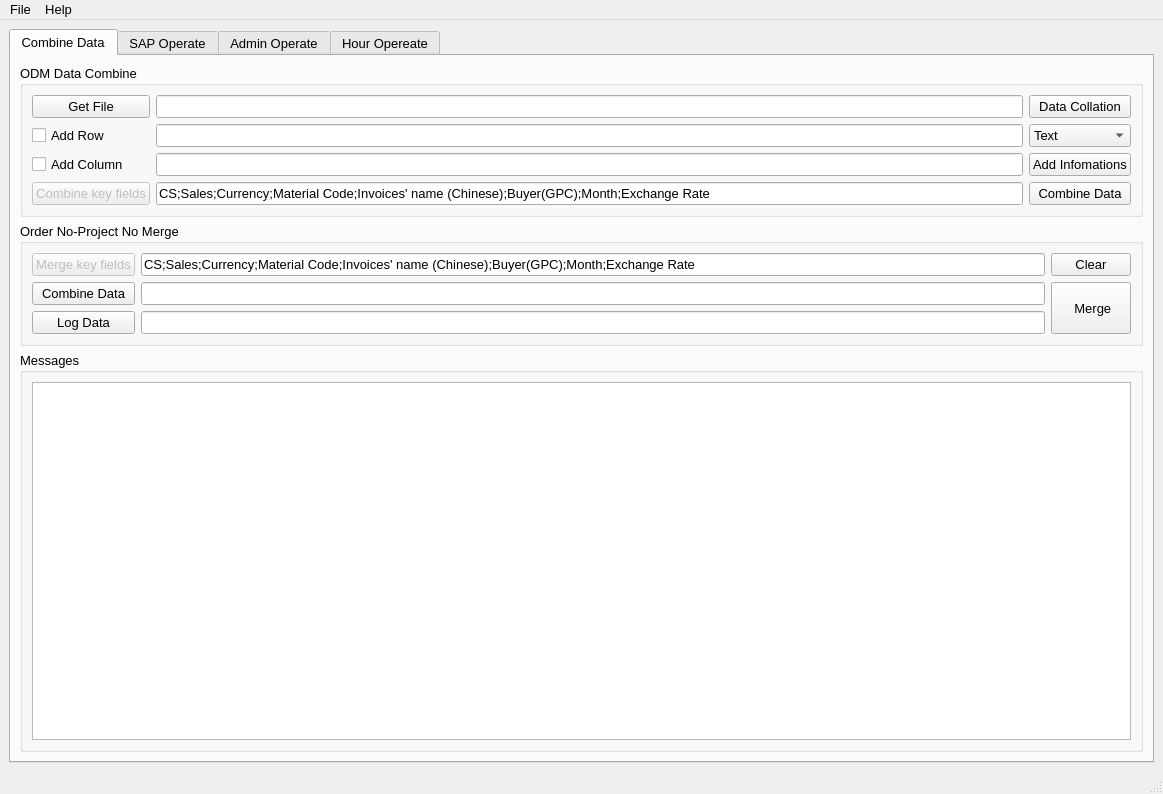
Before: the Qt Designer form Sap_Operate_Ui.ui in chen-huai/Sap_Operation_HDL, drawn with Qt 5.
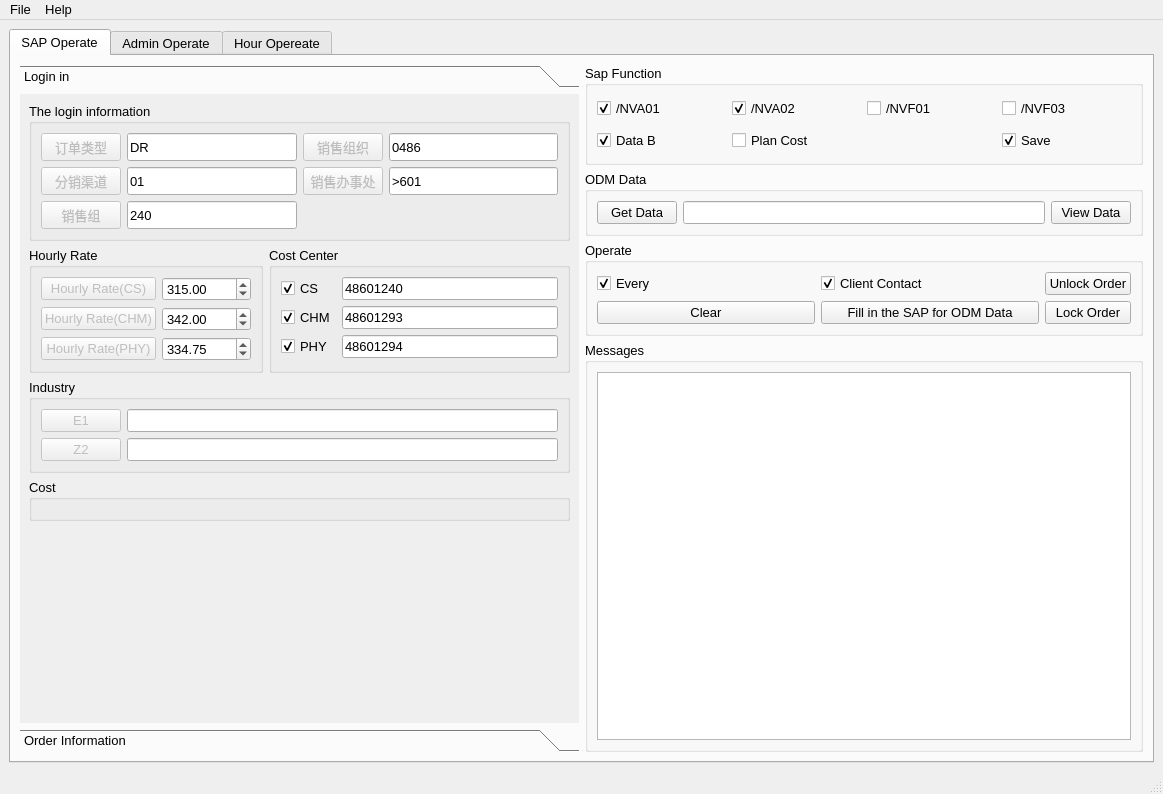
After: the same form once the commit is applied. The open tabs and pages were chosen to show the change. Icons and pictures are not drawn.

```diff
--- a/Sap_Operate_Ui.ui
+++ b/Sap_Operate_Ui.ui
@@ -34,271 +34,8 @@
     <item>
      <widget class="QTabWidget" name="tabWidget">
       <property name="currentIndex">
-       <number>1</number>
+       <number>0</number>
       </property>
-      <widget class="QWidget" name="tab_2">
-       <attribute name="title">
-        <string>Combine Data</string>
-       </attribute>
-       <layout class="QGridLayout" name="gridLayout_5">
-        <item row="1" column="0">
-         <widget class="QGroupBox" name="groupBox_9">
-          <property name="sizePolicy">
-           <sizepolicy hsizetype="Preferred" vsizetype="Fixed">
-            <horstretch>0</horstretch>
-            <verstretch>0</verstretch>
-           </sizepolicy>
-          </property>
-          <property name="title">
-           <string>Order No-Project No Merge</string>
-          </property>
-          <layout class="QGridLayout" name="gridLayout_8">
-           <item row="3" column="1">
-            <widget class="QLineEdit" name="lineEdit_9"/>
-           </item>
-           <item row="2" column="1">
-            <widget class="QLineEdit" name="lineEdit_8"/>
-           </item>
-           <item row="0" column="1">
-            <widget class="QLineEdit" name="lineEdit_16">
-             <property name="text">
-              <string>CS;Sales;Currency;Material Code;Invoices' name (Chinese);Buyer(GPC);Month;Exchange Rate</string>
-             </property>
-            </widget>
-           </item>
-           <item row="0" column="2">
-            <widget class="QPushButton" name="pushButton_20">
-             <property name="text">
-              <string>Clear</string>
-             </property>
-            </widget>
-           </item>
-           <item row="3" column="0">
-            <widget class="QPushButton" name="pushButton_24">
-             <property name="statusTip">
-              <string>选择Log数据</string>
-             </property>
-             <property name="text">
-              <string>Log Data</string>
-             </property>
-            </widget>
-           </item>
-           <item row="2" column="2" rowspan="2">
-            <widget class="QPushButton" name="pushButton_25">
-             <property name="sizePolicy">
-              <sizepolicy hsizetype="Minimum" vsizetype="Expanding">
-               <horstretch>0</horstretch>
-               <verstretch>0</verstretch>
-              </sizepolicy>
-             </property>
-             <property name="statusTip">
-              <string>Order No--Project No</string>
-             </property>
-             <property name="text">
-              <string> Merge</string>
-             </property>
-            </widget>
-           </item>
-           <item row="0" column="0">
-            <widget class="QPushButton" name="pushButton_32">
-             <property name="enabled">
-              <bool>false</bool>
-             </property>
-             <property name="sizePolicy">
-              <sizepolicy hsizetype="Minimum" vsizetype="Fixed">
-               <horstretch>0</horstretch>
-               <verstretch>0</verstretch>
-              </sizepolicy>
-             </property>
-             <property name="text">
-              <string>Merge key fields</string>
-             </property>
-            </widget>
-           </item>
-           <item row="2" column="0">
-            <widget class="QPushButton" name="pushButton_23">
-             <property name="sizePolicy">
-              <sizepolicy hsizetype="Minimum" vsizetype="Fixed">
-               <horstretch>0</horstretch>
-               <verstretch>0</verstretch>
-              </sizepolicy>
-             </property>
-             <property name="statusTip">
-              <string>选择Combine数据</string>
-             </property>
-             <property name="text">
-              <string>Combine Data</string>
-             </property>
-            </widget>
-           </item>
-          </layout>
-         </widget>
-        </item>
-        <item row="2" column="0">
-         <widget class="QGroupBox" name="groupBox_6">
-          <property name="sizePolicy">
-           <sizepolicy hsizetype="Expanding" vsizetype="Expanding">
-            <horstretch>0</horstretch>
-            <verstretch>0</verstretch>
-           </sizepolicy>
-          </property>
-          <property name="title">
-           <string>Messages</string>
-          </property>
-          <layout class="QGridLayout" name="gridLayout_6">
-           <item row="0" column="0">
-            <widget class="QTextBrowser" name="textBrowser_2">
-             <property name="minimumSize">
-              <size>
-               <width>200</width>
-               <height>230</height>
-              </size>
-             </property>
-            </widget>
-           </item>
-          </layout>
-         </widget>
-        </item>
-        <item row="0" column="0">
-         <widget class="QGroupBox" name="groupBox_7">
-          <property name="sizePolicy">
-           <sizepolicy hsizetype="Preferred" vsizetype="Minimum">
-            <horstretch>0</horstretch>
-            <verstretch>0</verstretch>
-           </sizepolicy>
-          </property>
-          <property name="title">
-           <string>ODM Data Combine</string>
-          </property>
-          <layout class="QGridLayout" name="gridLayout_4">
-           <item row="3" column="2">
-            <widget class="QLineEdit" name="lineEdit_15">
-             <property name="text">
-              <string>CS;Sales;Currency;Material Code;Invoices' name (Chinese);Buyer(GPC);Month;Exchange Rate</string>
-             </property>
-            </widget>
-           </item>
-           <item row="1" column="2">
-            <widget class="QLineEdit" name="lineEdit_23">
-             <property name="statusTip">
-              <string>需要横向数据的字段</string>
-             </property>
-            </widget>
-           </item>
-           <item row="0" column="2">
-            <widget class="QLineEdit" name="lineEdit_7"/>
-           </item>
-           <item row="3" column="3">
-            <widget class="QPushButton" name="pushButton_19">
-             <property name="sizePolicy">
-              <sizepolicy hsizetype="Minimum" vsizetype="Fixed">
-               <horstretch>0</horstretch>
-               <verstretch>0</verstretch>
-              </sizepolicy>
-             </property>
-             <property name="statusTip">
-              <string>数据透视，找回Project No</string>
-             </property>
-             <property name="text">
-              <string>Combine Data</string>
-             </property>
-            </widget>
-           </item>
-           <item row="0" column="0">
-            <widget class="QPushButton" name="pushButton_18">
-             <property name="statusTip">
-              <string>获取文件</string>
-             </property>
-             <property name="text">
-              <string>Get File</string>
-             </property>
-            </widget>
-           </item>
-           <item row="3" column="0">
-            <widget class="QPushButton" name="pushButton_31">
-             <property name="enabled">
-              <bool>false</bool>
-             </property>
-             <property name="text">
-              <string>Combine key fields</string>
-             </property>
-            </widget>
-           </item>
-           <item row="0" column="3">
-            <widget class="QPushButton" name="pushButton_36">
-             <property name="statusTip">
-              <string>筛选特殊开票</string>
-             </property>
-             <property name="text">
-              <string>Data Collation</string>
-             </property>
-            </widget>
-           </item>
-           <item row="1" column="0">
-            <widget class="QCheckBox" name="checkBox_17">
-             <property name="statusTip">
-              <string>是否添加横向数据</string>
-             </property>
-             <property name="text">
-              <string>Add Row</string>
-             </property>
-            </widget>
-           </item>
-           <item row="2" column="0">
-            <widget class="QCheckBox" name="checkBox_18">
-             <property name="statusTip">
-              <string>是否添加纵向数据</string>
-             </property>
-             <property name="text">
-              <string>Add Column</string>
-             </property>
-            </widget>
-           </item>
-           <item row="2" column="2">
-            <widget class="QLineEdit" name="lineEdit_24">
-             <property name="statusTip">
-              <string>需要纵向数据的字段</string>
-             </property>
-            </widget>
-           </item>
-           <item row="2" column="3">
-            <widget class="QPushButton" name="pushButton_48">
-             <property name="sizePolicy">
-              <sizepolicy hsizetype="Minimum" vsizetype="Fixed">
-               <horstretch>0</horstretch>
-               <verstretch>0</verstretch>
-              </sizepolicy>
-             </property>
-             <property name="statusTip">
-              <string>每行添加信息</string>
-             </property>
-             <property name="text">
-              <string>Add Infomations</string>
-             </property>
-            </widget>
-           </item>
-           <item row="1" column="3">
-            <widget class="QComboBox" name="comboBox_5">
-             <property name="statusTip">
-              <string>信息添加进哪个字段</string>
-             </property>
-             <item>
-              <property name="text">
-               <string>Text</string>
-              </property>
-             </item>
-             <item>
-              <property name="text">
-               <string>Long Text</string>
-              </property>
-             </item>
-            </widget>
-           </item>
-          </layout>
-         </widget>
-        </item>
-       </layout>
-      </widget>
       <widget class="QWidget" name="tab">
        <attribute name="title">
         <string>SAP Operate</string>
@@ -577,53 +314,8 @@
           <property name="title">
            <string>Operate</string>
           </property>
-          <layout class="QGridLayout" name="gridLayout_18">
-           <item row="0" column="3">
-            <widget class="QCheckBox" name="checkBox_5">
-             <property name="sizePolicy">
-              <sizepolicy hsizetype="Expanding" vsizetype="Fixed">
-               <horstretch>0</horstretch>
-               <verstretch>0</verstretch>
-              </sizepolicy>
-             </property>
-             <property name="text">
-              <string>Message</string>
-             </property>
-             <property name="checked">
-              <bool>false</bool>
-             </property>
-            </widget>
-           </item>
-           <item row="0" column="4">
-            <widget class="QCheckBox" name="checkBox_19">
-             <property name="statusTip">
-              <string>是否需要添加联系人</string>
-             </property>
-             <property name="text">
-              <string>Client Contact</string>
-             </property>
-             <property name="checked">
-              <bool>true</bool>
-             </property>
-            </widget>
-           </item>
-           <item row="1" column="2">
-            <widget class="QPushButton" name="pushButton_12">
-             <property name="sizePolicy">
-              <sizepolicy hsizetype="Expanding" vsizetype="Fixed">
-               <horstretch>0</horstretch>
-               <verstretch>0</verstretch>
-              </sizepolicy>
-             </property>
-             <property name="statusTip">
-              <string>清理Messages框中的信息</string>
-             </property>
-             <property name="text">
-              <string>Clear</string>
-             </property>
-            </widget>
-           </item>
-           <item row="0" column="2">
+          <layout class="QGridLayout" name="gridLayout_4">
+           <item row="0" column="0">
             <widget class="QCheckBox" name="checkBox_16">
              <property name="statusTip">
               <string>每个都需要提示，取消后只有特殊才提示</string>
@@ -636,21 +328,43 @@
              </property>
             </widget>
            </item>
-           <item row="0" column="5">
+           <item row="0" column="1">
+            <widget class="QCheckBox" name="checkBox_19">
+             <property name="statusTip">
+              <string>是否需要添加联系人</string>
+             </property>
+             <property name="text">
+              <string>Client Contact</string>
+             </property>
+             <property name="checked">
+              <bool>true</bool>
+             </property>
+            </widget>
+           </item>
+           <item row="0" column="2">
             <widget class="QPushButton" name="pushButton_56">
              <property name="text">
               <string>Unlock Order</string>
              </property>
             </widget>
            </item>
-           <item row="1" column="5">
-            <widget class="QPushButton" name="pushButton_57">
+           <item row="1" column="0">
+            <widget class="QPushButton" name="pushButton_12">
+             <property name="sizePolicy">
+              <sizepolicy hsizetype="Expanding" vsizetype="Fixed">
+               <horstretch>0</horstretch>
+               <verstretch>0</verstretch>
+              </sizepolicy>
+             </property>
+             <property name="statusTip">
+              <string>清理Messages框中的信息</string>
+             </property>
              <property name="text">
-              <string>Lock Order</string>
+              <string>Clear</string>
              </property>
             </widget>
            </item>
-           <item row="1" column="3" colspan="2">
+           <item row="1" column="1">
             <widget class="QPushButton" name="pushButton_17">
              <property name="sizePolicy">
               <sizepolicy hsizetype="Expanding" vsizetype="Fixed">
@@ -666,6 +380,13 @@
              </property>
             </widget>
            </item>
+           <item row="1" column="2">
+            <widget class="QPushButton" name="pushButton_57">
+             <property name="text">
+              <string>Lock Order</string>
+             </property>
+            </widget>
+           </item>
           </layout>
          </widget>
         </item>
@@ -685,8 +406,8 @@
             <rect>
              <x>0</x>
              <y>0</y>
-             <width>540</width>
-             <height>687</height>
+             <width>558</width>
+             <height>620</height>
             </rect>
            </property>
            <attribute name="label">
@@ -1016,112 +737,6 @@
              </widget>
             </item>
             <item row="2" column="0" colspan="2">
-             <widget class="QGroupBox" name="groupBox_14">
-              <property name="statusTip">
-               <string>Plan cost 比例和保留有效数字</string>
-              </property>
-              <property name="title">
-               <string>Plan Cost Parameter</string>
-              </property>
-              <layout class="QGridLayout" name="gridLayout_17">
-               <item row="0" column="1">
-                <widget class="QDoubleSpinBox" name="doubleSpinBox_7">
-                 <property name="maximum">
-                  <double>1.000000000000000</double>
-                 </property>
-                 <property name="singleStep">
-                  <double>0.010000000000000</double>
-                 </property>
-                 <property name="value">
-                  <double>0.900000000000000</double>
-                 </property>
-                </widget>
-               </item>
-               <item row="0" column="2">
-                <widget class="QPushButton" name="pushButton_42">
-                 <property name="enabled">
-                  <bool>false</bool>
-                 </property>
-                 <property name="text">
-                  <string>Significant Digits</string>
-                 </property>
-                </widget>
-               </item>
-               <item row="0" column="3">
-                <widget class="QSpinBox" name="spinBox_5"/>
-               </item>
-               <item row="0" column="0">
-                <widget class="QPushButton" name="pushButton_41">
-                 <property name="enabled">
-                  <bool>false</bool>
-                 </property>
-                 <property name="text">
-                  <string>Plan Cost Rate</string>
-                 </property>
-                </widget>
-               </item>
-              </layout>
-             </widget>
-            </item>
-            <item row="3" column="0" colspan="2">
-             <widget class="QGroupBox" name="groupBox_15">
-              <property name="statusTip">
-               <string>实验室成本比例</string>
-              </property>
-              <property name="title">
-               <string>Lab Cost Parameter</string>
-              </property>
-              <layout class="QHBoxLayout" name="horizontalLayout">
-               <item>
-                <widget class="QPushButton" name="pushButton_44">
-                 <property name="enabled">
-                  <bool>false</bool>
-                 </property>
-                 <property name="text">
-                  <string>CHM</string>
-                 </property>
-                </widget>
-               </item>
-               <item>
-                <widget class="QDoubleSpinBox" name="doubleSpinBox_9">
-                 <property name="maximum">
-                  <double>1.000000000000000</double>
-                 </property>
-                 <property name="singleStep">
-                  <double>0.100000000000000</double>
-                 </property>
-                 <property name="value">
-                  <double>0.300000000000000</double>
-                 </property>
-                </widget>
-               </item>
-               <item>
-                <widget class="QPushButton" name="pushButton_45">
-                 <property name="enabled">
-                  <bool>false</bool>
-                 </property>
-                 <property name="text">
-                  <string>PHY</string>
-                 </property>
-                </widget>
-               </item>
-               <item>
-                <widget class="QDoubleSpinBox" name="doubleSpinBox_10">
-                 <property name="maximum">
-                  <double>1.000000000000000</double>
-                 </property>
-                 <property name="singleStep">
-                  <double>0.100000000000000</double>
-                 </property>
-                 <property name="value">
-                  <double>0.300000000000000</double>
-                 </property>
-                </widget>
-               </item>
-              </layout>
-             </widget>
-            </item>
-            <item row="4" column="0" colspan="2">
              <widget class="QGroupBox" name="groupBox_16">
               <property name="statusTip">
                <string>电商代码</string>
@@ -1159,7 +774,7 @@
               </layout>
              </widget>
             </item>
-            <item row="5" column="0" colspan="2">
+            <item row="3" column="0" colspan="2">
              <widget class="QGroupBox" name="groupBox_21">
               <property name="sizePolicy">
                <sizepolicy hsizetype="Preferred" vsizetype="Preferred">
@@ -1170,15 +785,7 @@
               <property name="title">
                <string>Cost</string>
               </property>
-              <layout class="QVBoxLayout" name="verticalLayout">
-               <item>
-                <widget class="QCheckBox" name="checkBox_27">
-                 <property name="text">
-                  <string>Cost with VAT</string>
-                 </property>
-                </widget>
-               </item>
-              </layout>
+              <layout class="QVBoxLayout" name="verticalLayout"/>
              </widget>
             </item>
            </layout>
@@ -1188,8 +795,8 @@
             <rect>
              <x>0</x>
              <y>0</y>
-             <width>553</width>
-             <height>587</height>
+             <width>558</width>
+             <height>620</height>
             </rect>
            </property>
            <attribute name="label">
@@ -2667,7 +2274,7 @@
      <x>0</x>
      <y>0</y>
      <width>1163</width>
-     <height>29</height>
+     <height>25</height>
     </rect>
    </property>
    <widget class="QMenu" name="menuFile">
```
